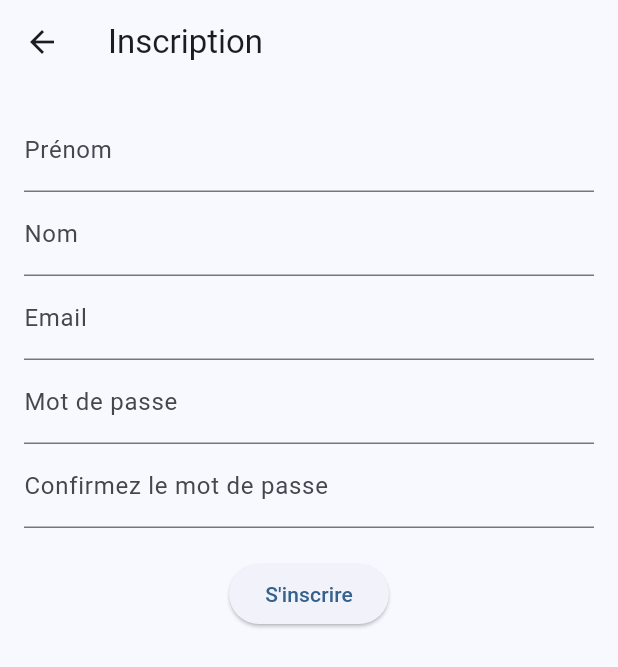
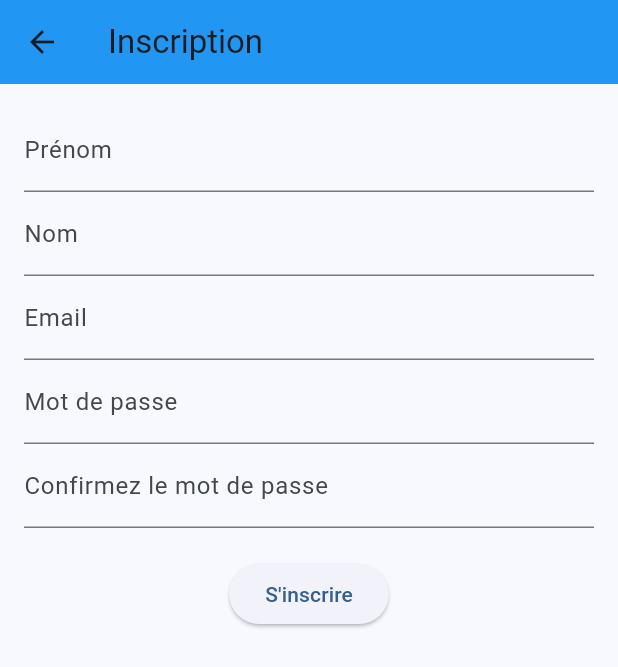
Before and after one commit to sarahtestelin/forumFinalFlutter, a Flutter app: the screen it shows after launch, after a tap on "S'inscrire", on a phone screen of 412 x 824 dp. Shown: the top 667 px of the screen. Run offline on Flutter 3.47's test engine with Material 3 defaults, Android fonts, the phone set to English and light mode, and no system bars; our stand-ins replace flutter_secure_storage, jwt_decoder; network calls fail.

Commit message:
message ok profil ok

```diff
--- a/lib/main.dart
+++ b/lib/main.dart
@@ -4,13 +4,18 @@ import 'providers/auth_provider.dart';
 import 'screens/login_screen.dart';
 import 'screens/home_screen.dart';
 import 'screens/splash_screen.dart';
+import 'screens/authentification_choix.dart';
+import 'screens/message_detail_screen.dart';
+import 'screens/messages_screen.dart';
+import 'screens/profile_screen.dart';
+import 'screens/register_screen.dart';
 
 void main() {
   runApp(
     MultiProvider(
       providers: [
         ChangeNotifierProvider(
-          create: (context) => AuthProvider()..loadSession(), // ✅ Charge le token ET le profil utilisateur
+          create: (context) => AuthProvider()..loadSession(), // charge le token et le profil utilisateur
         ),
       ],
       child: MyApp(),
@@ -26,13 +31,18 @@ class MyApp extends StatelessWidget {
     return MaterialApp(
       title: 'Forum',
       theme: ThemeData(
-        colorScheme: ColorScheme.fromSeed(seedColor: Colors.blue),
-        useMaterial3: true,
+        // Thème principal bleu pour l'ensemble de l'application
+        primaryColor: Colors.blue,  // Couleur principale de l'AppBar
+        colorScheme: ColorScheme.fromSeed(seedColor: Colors.blue),  // Utilisation de bleu comme base
+        appBarTheme: AppBarTheme(
+          backgroundColor: Colors.blue,  // AppBar en bleu
+        ),
+        useMaterial3: true,  // Activer Material 3
       ),
-      home: SplashScreen(), // ✅ L'appli démarre avec le SplashScreen
+      home: SplashScreen(),
       routes: {
-        '/home': (context) => HomeScreen(), // Accès libre au forum
-        '/login': (context) => LoginScreen(), // Connexion facultative
+        '/home': (context) => HomeScreen(),
+        '/login': (context) => LoginScreen(),
       },
     );
   }
--- a/lib/screens/home_screen.dart
+++ b/lib/screens/home_screen.dart
@@ -3,19 +3,19 @@ import 'package:provider/provider.dart';
 import '../providers/auth_provider.dart';
 import 'login_screen.dart';
 import 'register_screen.dart';
-import 'messages_screen.dart'; // ✅ Import correct
+import 'messages_screen.dart';
+import 'profile_screen.dart';
 
 class HomeScreen extends StatelessWidget {
   @override
   Widget build(BuildContext context) {
     final authProvider = Provider.of<AuthProvider>(context);
     bool isAuthenticated = authProvider.isAuthenticated;
-    final user = authProvider.user; // Récupère les infos utilisateur
+    final user = authProvider.user; // permet de récupèrer les infos utilisateur
 
     return Scaffold(
       appBar: AppBar(
         title: Text("Forum"),
-        backgroundColor: Colors.green,
         actions: [
           if (!isAuthenticated) ...[
             TextButton(
@@ -40,7 +40,7 @@ class HomeScreen extends StatelessWidget {
             Padding(
               padding: EdgeInsets.symmetric(horizontal: 10),
               child: Text(
-                "Bonjour, ${user?['prenom']} ${user?['nom']} 👋",
+                "${user?['prenom']} ${user?['nom']}",
                 style: TextStyle(color: Colors.white, fontWeight: FontWeight.bold),
               ),
             ),
@@ -60,14 +60,14 @@ class HomeScreen extends StatelessWidget {
         child: Column(
           mainAxisAlignment: MainAxisAlignment.center,
           children: [
-            Icon(Icons.forum, size: 100, color: Colors.green),
+            Icon(Icons.forum, size: 100, color: Colors.indigoAccent),
             SizedBox(height: 20),
 
-            // ✅ Affiche "Bonjour + Prénom Nom" si l'utilisateur est connecté
+            // affiche "Bonjour + Prénom Nom" si l'utilisateur est connecté
             if (isAuthenticated)
               Text(
                 "Bonjour, ${user?['prenom']} ${user?['nom']} 👋",
-                style: TextStyle(fontSize: 22, fontWeight: FontWeight.bold, color: Colors.green),
+                style: TextStyle(fontSize: 22, fontWeight: FontWeight.bold, color: Colors.indigoAccent),
                 textAlign: TextAlign.center,
               ),
 
@@ -77,7 +77,7 @@ class HomeScreen extends StatelessWidget {
             ),
             SizedBox(height: 10),
             Text(
-              "Discutez et échangez avec d'autres membres.",
+              "Ton forum communautaire préféré !",
               style: TextStyle(fontSize: 16, color: Colors.grey),
               textAlign: TextAlign.center,
             ),
@@ -86,11 +86,35 @@ class HomeScreen extends StatelessWidget {
               onPressed: () {
                 Navigator.push(
                   context,
-                  MaterialPageRoute(builder: (context) => MessageScreen()), // ✅ Utilisation correcte
+                  MaterialPageRoute(builder: (context) => MessageScreen()),
                 );
               },
               child: Text("Voir les messages"),
             ),
+            SizedBox(height: 20),
+
+            // bouton "Voir mon profil" si l'utilisateur est connecté
+            if (isAuthenticated)
+              TextButton(
+                onPressed: () {
+                  Navigator.push(
+                    context,
+                    MaterialPageRoute(builder: (context) => ProfileScreen()),
+                  );
+                },
+                child: Text("Voir mon profil", style: TextStyle(color: Colors.blue)),
+              ),
+            // si l'utilisateur n'est pas connecté ca affiche un bouton pour se connecter
+            if (!isAuthenticated)
+              TextButton(
+                onPressed: () {
+                  Navigator.push(
+                    context,
+                    MaterialPageRoute(builder: (context) => LoginScreen()),
+                  );
+                },
+                child: Text("Se connecter pour accéder au profil", style: TextStyle(color: Colors.blue)),
+              ),
           ],
         ),
       ),
```
Also changed, not shown: lib/screens/authentification_choix.dart (+2 -63 lines), lib/screens/profile_screen.dart (added, +43 -0 lines), lib/services/api_service.dart (+24 -0 lines).
